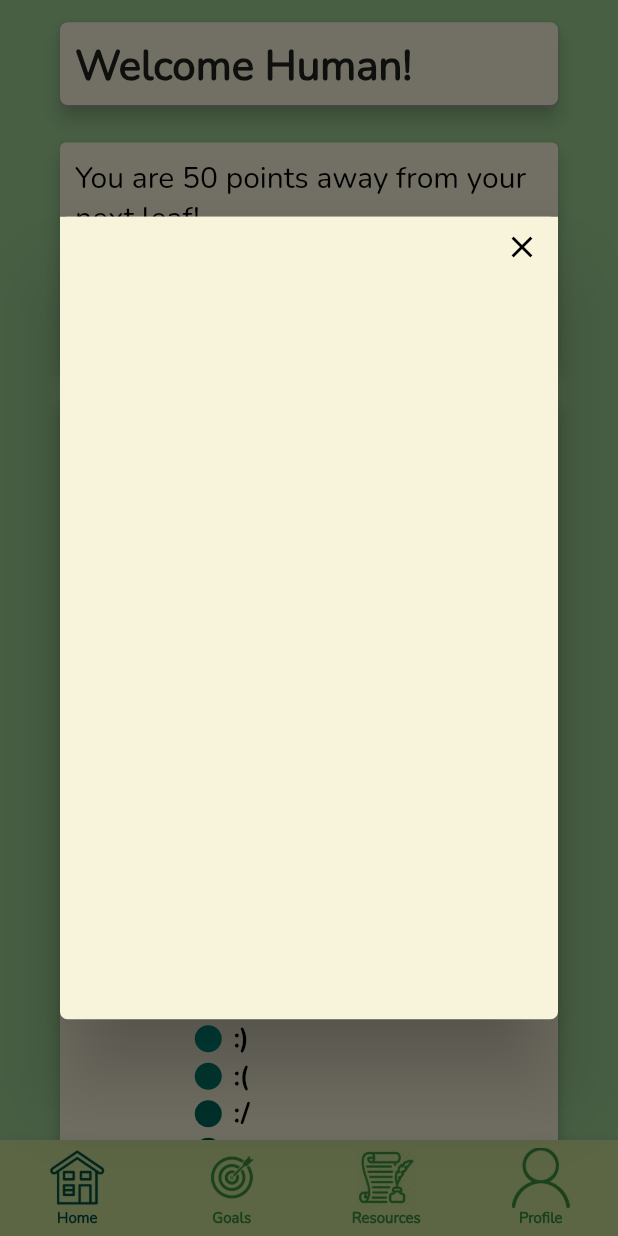
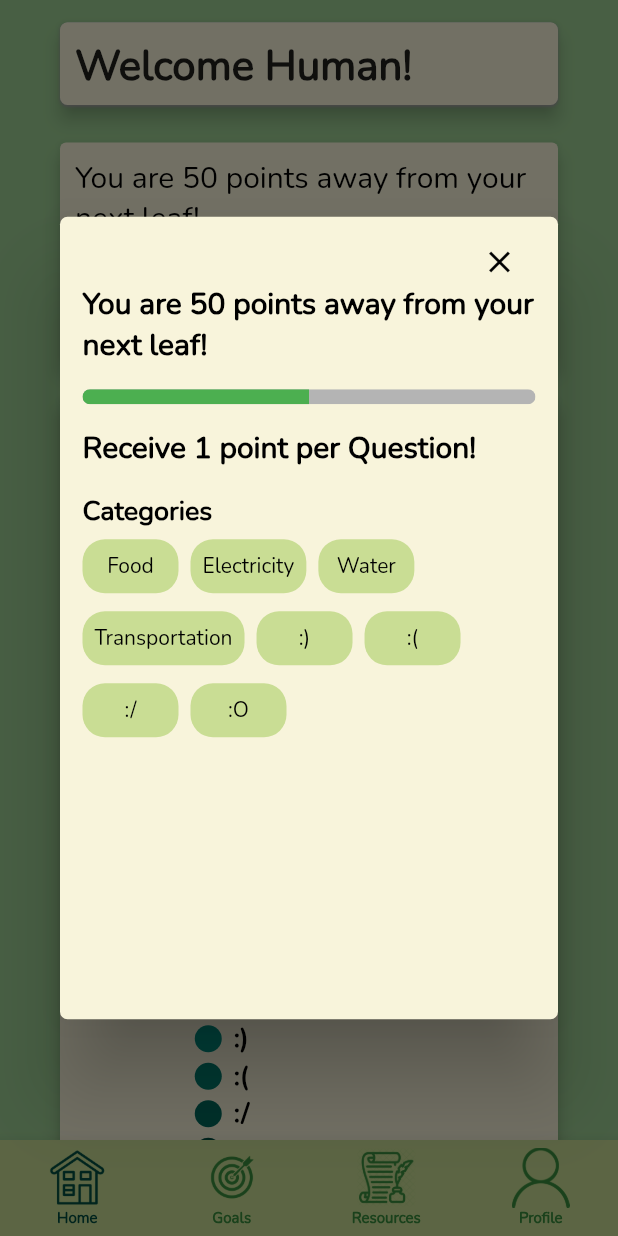
Before and after one commit to csc301-fall-2021/team-project-9-greenpeeps, a Flutter app: the Navigation screen opened by its route, after a tap on an icon or button, on a phone screen of 412 x 824 dp. Run offline on Flutter 3.47's test engine with Material 2 defaults, Android fonts, the phone set to English and light mode, and no system bars; drawn by our look-alikes of pie_chart; our stand-ins replace firebase_core; missing offline and left inert: firebase_core_web; accounts and stored records are empty.

Commit message:
answer more questions popup part one

```diff
--- a/green_peeps_app/lib/home_screen.dart
+++ b/green_peeps_app/lib/home_screen.dart
@@ -1,8 +1,9 @@
 import 'package:flutter/material.dart';
 import 'package:pie_chart/pie_chart.dart';
 
-// todo: text overflow/ expanding boxes
+// todo:
 
+// User's carbon emmissions breakdown from database
 Map<String, double> pieChartCategories = {
   "Food": 5,
   "Electricity": 3,
@@ -25,7 +26,87 @@ List<Color> pieChartColors = <Color>[
   Colors.teal.shade900
 ];
 
-Widget _buildPopupDialog(BuildContext context, Color boxColor) {
+Widget makeCategoryButtons(BuildContext context, String categoryName) {
+  return TextButton(
+      onPressed: () {},
+      child: Text(categoryName),
+      style: TextButton.styleFrom(
+          primary: Colors.black,
+          backgroundColor: const Color.fromRGBO(201, 221, 148, 1),
+          shape: RoundedRectangleBorder(
+            borderRadius: BorderRadius.circular(15),
+          )));
+}
+
+Widget _buildQuestionPopup(BuildContext context, double boxPadding,
+    double progressCompleted, int progressLeft, Color boxColor) {
+  return Dialog(
+      backgroundColor: boxColor,
+      shape: const RoundedRectangleBorder(
+          borderRadius: BorderRadius.all(Radius.circular(5.0))),
+      child: Container(
+          padding: EdgeInsets.all(boxPadding + 5),
+          width: MediaQuery.of(context).size.width,
+          height: 535,
+          child: Column(
+              mainAxisSize: MainAxisSize.min,
+              crossAxisAlignment: CrossAxisAlignment.start,
+              children: <Widget>[
+                AppBar(
+                    backgroundColor: boxColor,
+                    elevation: 0,
+                    toolbarHeight: 30,
+                    automaticallyImplyLeading: false,
+                    actions: <Widget>[
+                      IconButton(
+                          padding: const EdgeInsets.all(0),
+                          onPressed: () {
+                            Navigator.of(context).pop();
+                          },
+                          icon: const Icon(Icons.close),
+                          color: Colors.black)
+                    ]),
+                Text(
+                    "You are " +
+                        progressLeft.toString() +
+                        " points away from your next leaf!",
+                    style: const TextStyle(
+                        fontSize: 20,
+                        fontWeight: FontWeight.bold,
+                        color: Colors.black)),
+                Divider(color: boxColor),
+                ClipRRect(
+                    borderRadius: BorderRadius.circular(10),
+                    child: LinearProgressIndicator(
+                      backgroundColor: const Color.fromRGBO(180, 180, 180, 1),
+                      valueColor:
+                          const AlwaysStoppedAnimation<Color>(Colors.green),
+                      value: progressCompleted,
+                      minHeight: 10,
+                    )),
+                Divider(color: boxColor),
+                const Text("Receive 1 point per Question!",
+                    style: TextStyle(
+                        fontSize: 20,
+                        fontWeight: FontWeight.bold,
+                        color: Colors.black)),
+                Divider(color: boxColor),
+                const Text("Categories",
+                    style: TextStyle(
+                        fontSize: 18,
+                        fontWeight: FontWeight.bold,
+                        color: Colors.black)),
+                SingleChildScrollView(
+                    child: Wrap(spacing: 8, children: <Widget>[
+                  for (var key in pieChartCategories.keys)
+                    makeCategoryButtons(context, key)
+                ]))
+              ])));
+}
+
+// This includes a more detailed breakdown of carbon emissions
+// You could use tabs?
+Widget _buildEmissionsPopup(BuildContext context, Color boxColor) {
   return Dialog(
       backgroundColor: boxColor,
       shape: const RoundedRectangleBorder(
@@ -33,21 +114,7 @@ Widget _buildPopupDialog(BuildContext context, Color boxColor) {
       child: SizedBox(
           width: MediaQuery.of(context).size.width,
           height: 535,
-          child: Column(children: <Widget>[
-            AppBar(
-                backgroundColor: boxColor,
-                elevation: 0,
-                toolbarHeight: 30,
-                automaticallyImplyLeading: false,
-                actions: <Widget>[
-                  IconButton(
-                      onPressed: () {
-                        Navigator.of(context).pop();
-                      },
-                      icon: const Icon(Icons.close),
-                      color: Colors.black)
-                ]),
-          ])));
+          child: const Text("Input Work Here")));
 }
 
 Widget _buildFirstWidget(
@@ -122,19 +189,23 @@ Widget _buildSecondWidget(
                               color: Colors.black,
                               fontFamily: "Nunito")),
                       Divider(color: boxColor),
-                      LinearProgressIndicator(
-                        backgroundColor: const Color.fromRGBO(180, 180, 180, 1),
-                        valueColor:
-                            const AlwaysStoppedAnimation<Color>(Colors.green),
-                        value: progressCompleted,
-                        minHeight: 5,
-                      )
+                      ClipRRect(
+                          borderRadius: BorderRadius.circular(10),
+                          child: LinearProgressIndicator(
+                            backgroundColor:
+                                const Color.fromRGBO(180, 180, 180, 1),
+                            valueColor: const AlwaysStoppedAnimation<Color>(
+                                Colors.green),
+                            value: progressCompleted,
+                            minHeight: 5,
+                          ))
                     ])),
             onPressed: () {
               showDialog(
+                barrierDismissible: false,
                 context: context,
-                builder: (BuildContext context) =>
-                    _buildPopupDialog(context, boxColor),
+                builder: (BuildContext context) => _buildQuestionPopup(context,
+                    boxPadding, progressCompleted, progressLeft, boxColor),
               );
             },
             style: ElevatedButton.styleFrom(
@@ -186,7 +257,14 @@ Widget _buildThirdWidget(BuildContext context, double boxPadding,
                         ),
                       )
                     ])),
-            onPressed: () {},
+            onPressed: () {
+              showDialog(
+                barrierDismissible: false,
+                context: context,
+                builder: (BuildContext context) =>
+                    _buildEmissionsPopup(context, boxColor),
+              );
+            },
             style: ElevatedButton.styleFrom(
                 padding: const EdgeInsets.all(0),
                 primary: boxColor,
```
